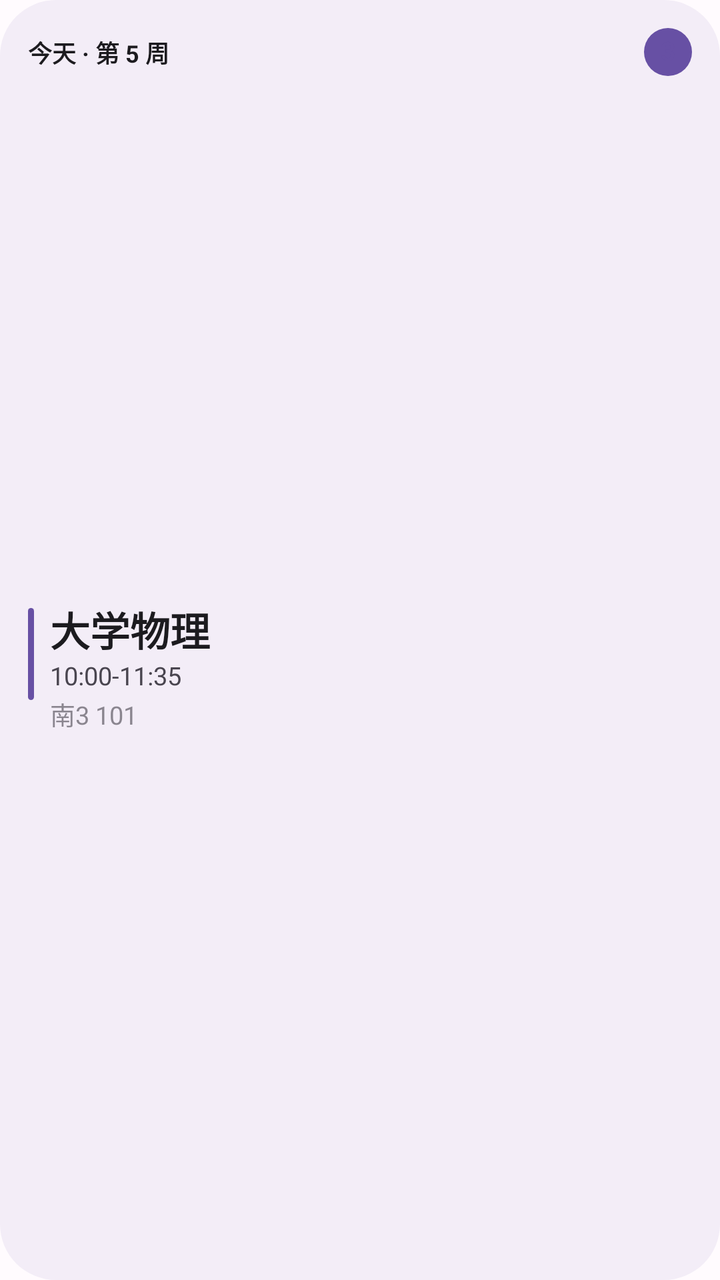
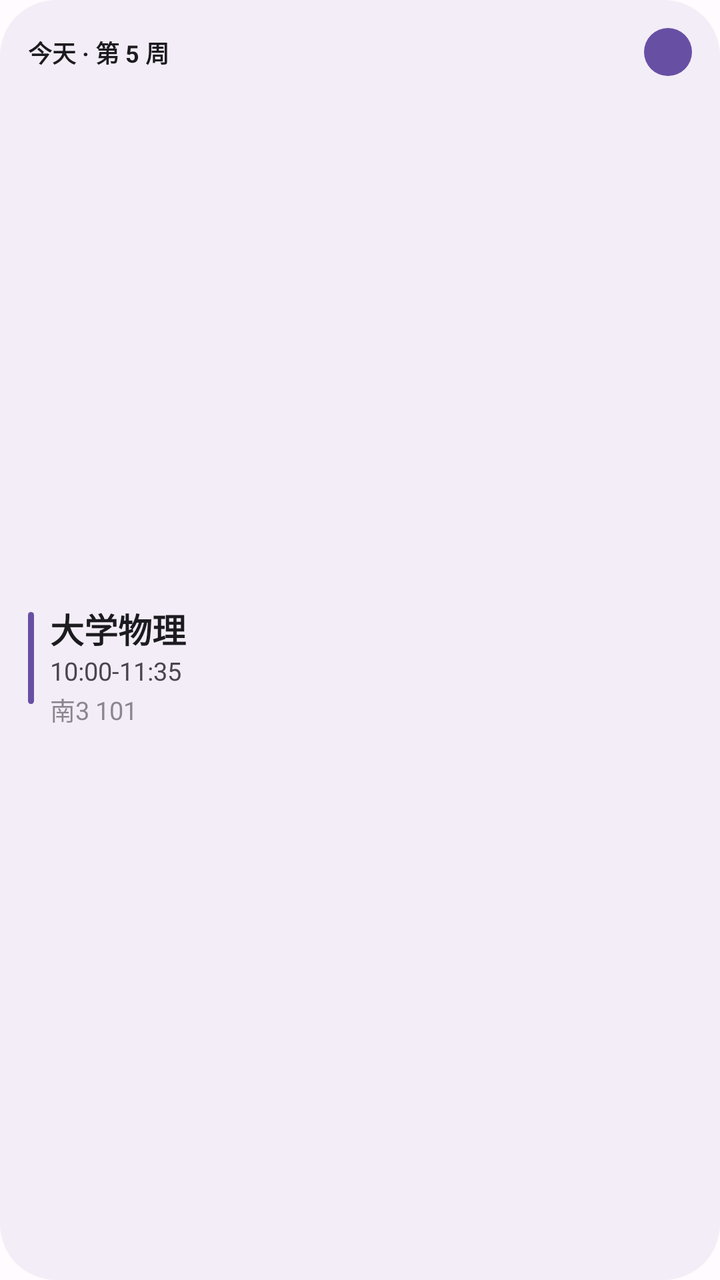

Compare the two renders of this Android layout. The source of the first and the diff that turns it into the second are given below.
<!-- AndroidManifest.xml: application theme Theme.ZZUPocket -->
<!-- res/layout/widget_next_class.xml -->
<?xml version="1.0" encoding="utf-8"?>
<RelativeLayout xmlns:android="http://schemas.android.com/apk/res/android"
    android:id="@+id/widget_root"
    android:layout_width="match_parent"
    android:layout_height="match_parent">

    <LinearLayout
        android:id="@+id/card"
        android:layout_width="match_parent"
        android:layout_height="match_parent"
        android:background="@drawable/widget_bg"
        android:orientation="vertical"
        android:padding="@dimen/widget_pad">

        
        <LinearLayout
            android:layout_width="match_parent"
            android:layout_height="wrap_content"
            android:baselineAligned="false"
            android:gravity="center_vertical"
            android:orientation="horizontal">

            <TextView
                android:id="@+id/header"
                android:layout_width="0dp"
                android:layout_height="wrap_content"
                android:layout_weight="1"
                android:ellipsize="end"
                android:includeFontPadding="false"
                android:maxLines="1"
                android:text="@string/widget_preview_next_header"
                android:textColor="@color/widget_text"
                android:textSize="@dimen/widget_col_header"
                android:textStyle="bold" />

            <TextView
                android:id="@+id/bubble"
                android:layout_width="@dimen/widget_bubble"
                android:layout_height="@dimen/widget_bubble"
                android:background="@drawable/widget_circle"
                android:gravity="center"
                android:includeFontPadding="false"
                android:maxLines="1"
                android:text="3"
                android:textColor="@color/widget_accent"
                android:textSize="@dimen/widget_bubble_text"
                android:textStyle="bold" />
        </LinearLayout>

        <RelativeLayout
            android:layout_width="match_parent"
            android:layout_height="0dp"
            android:layout_marginTop="@dimen/widget_gap_xs"
            android:layout_weight="1">

            
            <LinearLayout
                android:id="@+id/container_info"
                android:layout_width="match_parent"
                android:layout_height="wrap_content"
                android:layout_centerVertical="true"
                android:baselineAligned="false"
                android:orientation="horizontal">

                <TextView
                    android:id="@+id/bar"
                    android:layout_width="@dimen/widget_bar_w"
                    android:layout_height="@dimen/widget_bar_h_lg"
                    android:layout_marginTop="4dp"
                    android:layout_gravity="top"
                    android:background="@drawable/widget_bar" />

                <LinearLayout
                    android:layout_width="0dp"
                    android:layout_height="wrap_content"
                    android:layout_marginStart="8dp"
                    android:layout_weight="1"
                    android:orientation="vertical">

                    <TextView
                        android:id="@+id/tv_course_name"
                        android:layout_width="match_parent"
                        android:layout_height="wrap_content"
                        android:ellipsize="end"
                        android:includeFontPadding="false"
                        android:maxLines="1"
                        android:text="@string/widget_preview_next_name"
                        android:textColor="@color/widget_text"
                        android:textSize="@dimen/widget_name_lg"
                        android:textStyle="bold" />

                    <TextView
                        android:id="@+id/tv_course_time"
                        android:layout_width="match_parent"
                        android:layout_height="wrap_content"
                        android:layout_marginTop="2dp"
                        android:includeFontPadding="false"
                        android:maxLines="1"
                        android:text="@string/widget_preview_next_range"
                        android:textColor="@color/widget_text_dim"
                        android:textSize="@dimen/widget_time_lg" />

                    <TextView
                        android:id="@+id/tv_course_place"
                        android:layout_width="match_parent"
                        android:layout_height="wrap_content"
                        android:layout_marginTop="2dp"
                        android:ellipsize="end"
                        android:includeFontPadding="false"
                        android:maxLines="1"
                        android:text="@string/widget_preview_next_place"
                        android:textColor="@color/widget_text_hint"
                        android:textSize="@dimen/widget_time_lg" />
                </LinearLayout>
            </LinearLayout>

            
            <LinearLayout
                android:id="@+id/container_status"
                android:layout_width="match_parent"
                android:layout_height="wrap_content"
                android:layout_centerInParent="true"
                android:gravity="center"
                android:orientation="vertical"
                android:visibility="gone">

                <TextView
                    android:id="@+id/status_title"
                    android:layout_width="wrap_content"
                    android:layout_height="wrap_content"
                    android:gravity="center"
                    android:includeFontPadding="false"
                    android:text="@string/widget_preview_no_course"
                    android:textColor="@color/widget_text"
                    android:textSize="@dimen/widget_status_title"
                    android:textStyle="bold" />

                <TextView
                    android:id="@+id/status_message"
                    android:layout_width="wrap_content"
                    android:layout_height="wrap_content"
                    android:layout_marginTop="@dimen/widget_gap_xs"
                    android:gravity="center"
                    android:includeFontPadding="false"
                    android:textColor="@color/widget_text_dim"
                    android:textSize="@dimen/widget_status_msg"
                    android:visibility="gone" />
            </LinearLayout>
        </RelativeLayout>

        
        <TextView
            android:id="@+id/preview"
            android:layout_width="match_parent"
            android:layout_height="wrap_content"
            android:ellipsize="end"
            android:includeFontPadding="false"
            android:maxLines="1"
            android:text="@string/widget_preview_next_preview"
            android:textColor="@color/widget_text_hint"
            android:textSize="@dimen/widget_preview_line"
            android:visibility="gone" />
    </LinearLayout>

    
    <LinearLayout
        android:id="@+id/container_overlay"
        android:layout_width="match_parent"
        android:layout_height="match_parent"
        android:background="@drawable/widget_bg"
        android:gravity="center"
        android:orientation="vertical"
        android:padding="@dimen/widget_pad"
        android:visibility="gone">

        <TextView
            android:id="@+id/overlay_title"
            android:layout_width="wrap_content"
            android:layout_height="wrap_content"
            android:gravity="center"
            android:includeFontPadding="false"
            android:text="@string/widget_preview_vacation"
            android:textColor="@color/widget_text"
            android:textSize="@dimen/widget_status_title"
            android:textStyle="bold" />

        <TextView
            android:id="@+id/overlay_message"
            android:layout_width="wrap_content"
            android:layout_height="wrap_content"
            android:layout_marginTop="@dimen/widget_gap"
            android:gravity="center"
            android:includeFontPadding="false"
            android:text="@string/widget_preview_vacation_msg"
            android:textColor="@color/widget_text_dim"
            android:textSize="@dimen/widget_status_msg" />
    </LinearLayout>
</RelativeLayout>
<!-- resources referenced by this layout -->
<resources>
  <color name="widget_accent">#6750A4</color>
  <color name="widget_text">#1C1B1F</color>
  <color name="widget_text_dim">#49454F</color>
  <color name="widget_text_hint">#9E49454F</color>
  <dimen name="widget_bar_h_lg">46dp</dimen>
  <dimen name="widget_bar_w">3dp</dimen>
  <dimen name="widget_bubble">24dp</dimen>
  <dimen name="widget_bubble_text">13dp</dimen>
  <dimen name="widget_col_header">12dp</dimen>
  <dimen name="widget_gap">8dp</dimen>
  <dimen name="widget_gap_xs">2dp</dimen>
  <dimen name="widget_name_lg">20dp</dimen>
  <dimen name="widget_pad">14dp</dimen>
  <dimen name="widget_preview_line">11.5dp</dimen>
  <dimen name="widget_status_msg">11dp</dimen>
  <dimen name="widget_status_title">15dp</dimen>
  <dimen name="widget_time_lg">12.5dp</dimen>
  <!-- drawable widget_bar (drawable) -->
  <?xml version="1.0" encoding="utf-8"?>
  <shape xmlns:android="http://schemas.android.com/apk/res/android"
      android:shape="rectangle">
      <solid android:color="@color/widget_bar" />
      <corners android:radius="2dp" />
  </shape>
  <!-- drawable widget_bg (drawable) -->
  <?xml version="1.0" encoding="utf-8"?>
  <shape xmlns:android="http://schemas.android.com/apk/res/android"
      android:shape="rectangle">
      <solid android:color="@color/widget_bg" />
      <corners android:radius="@dimen/widget_corner" />
  </shape>
  <!-- drawable widget_circle (drawable) -->
  <?xml version="1.0" encoding="utf-8"?>
  <shape xmlns:android="http://schemas.android.com/apk/res/android"
      android:shape="oval">
      <solid android:color="@color/widget_accent" />
  </shape>
  <string name="widget_preview_next_header">今天 · 第 5 周</string>
  <string name="widget_preview_next_name">大学物理</string>
  <string name="widget_preview_next_place">南3 101</string>
  <string name="widget_preview_next_preview">→ 14:00 程序设计基础</string>
  <string name="widget_preview_next_range">10:00-11:35</string>
  <string name="widget_preview_no_course">无课程</string>
  <string name="widget_preview_vacation">假期中</string>
  <string name="widget_preview_vacation_msg">期待新学期</string>
  <style name="Theme.ZZUPocket" parent="android:Theme.Material.Light.NoActionBar">
          <item name="android:windowBackground">@color/window_background</item>
      </style>
  <color name="widget_bar">#6750A4</color>
  <color name="widget_bg">#F3EDF7</color>
  <dimen name="widget_corner">@android:dimen/system_app_widget_background_radius</dimen>
  <color name="window_background">#FFFBFE</color>
</resources>

<!-- the commit's change to res/layout/widget_next_class.xml (unified diff, before → after) -->
@@ -83,7 +83,7 @@
                         android:layout_height="wrap_content"
                         android:ellipsize="end"
                         android:includeFontPadding="false"
-                        android:maxLines="1"
+                        android:maxLines="2"
                         android:text="@string/widget_preview_next_name"
                         android:textColor="@color/widget_text"
                         android:textSize="@dimen/widget_name_lg"
<!-- resource entries referenced after the edit -->
@@ -11,7 +11,7 @@
   <dimen name="widget_col_header">12dp</dimen>
   <dimen name="widget_gap">8dp</dimen>
   <dimen name="widget_gap_xs">2dp</dimen>
-  <dimen name="widget_name_lg">20dp</dimen>
+  <dimen name="widget_name_lg">17dp</dimen>
   <dimen name="widget_pad">14dp</dimen>
   <dimen name="widget_preview_line">11.5dp</dimen>
   <dimen name="widget_status_msg">11dp</dimen>
